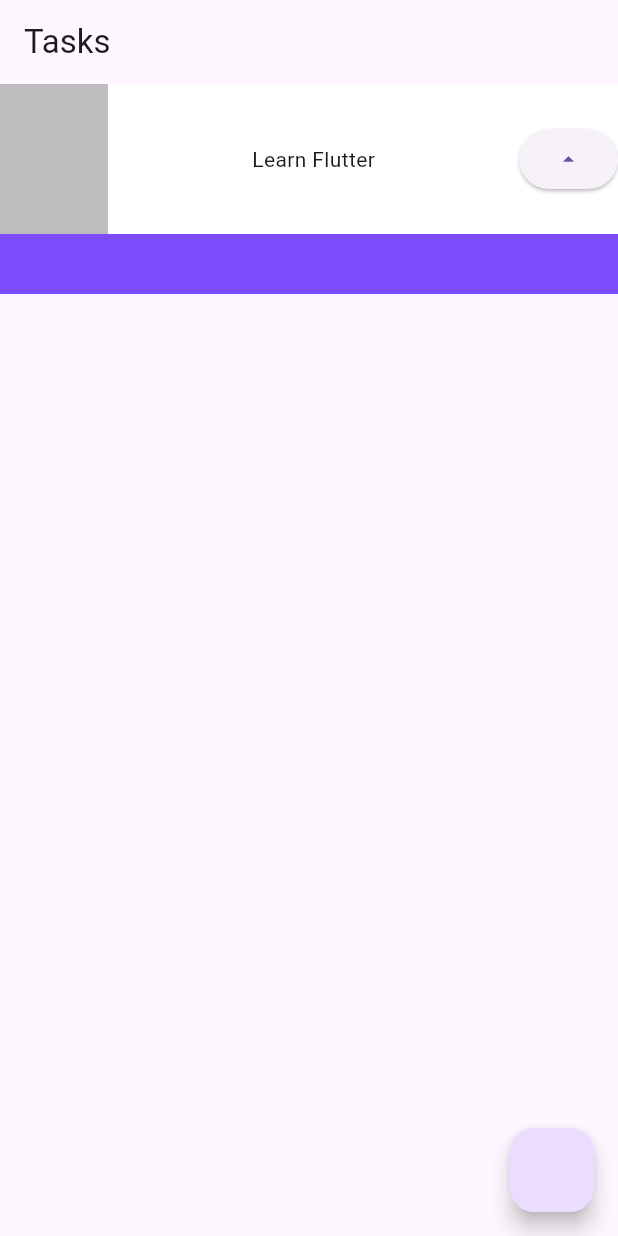
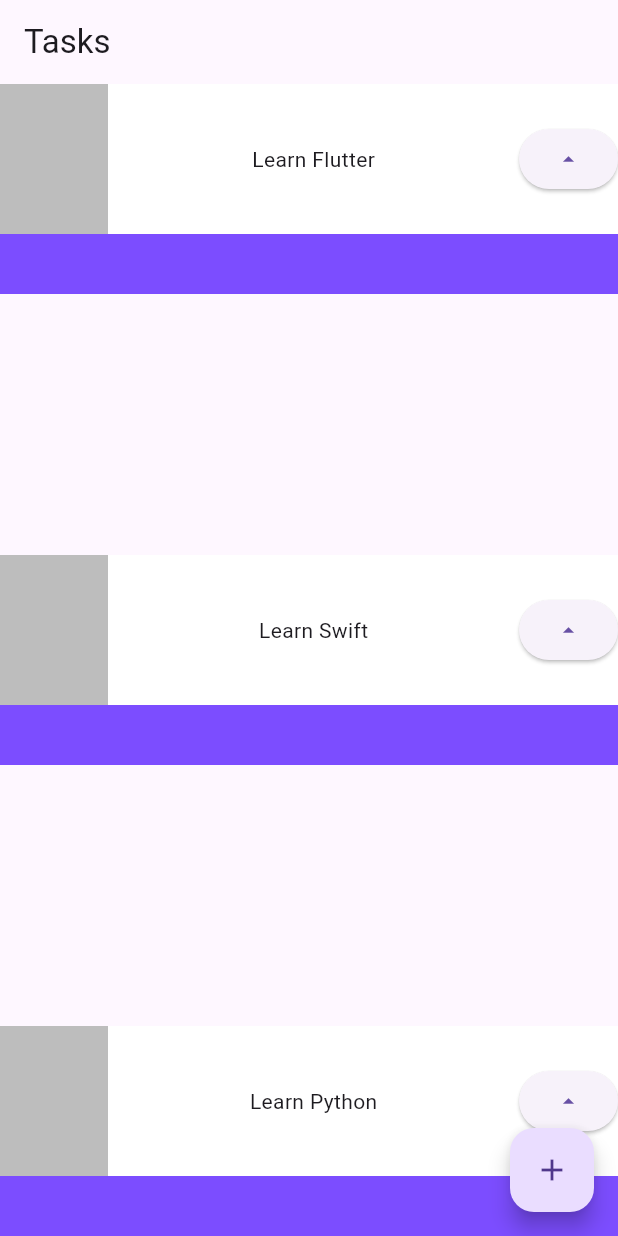
Before and after one commit to rhuancoder/rocket-todo-app, a Flutter app: the screen it shows after launch, on a phone screen of 412 x 824 dp. Run offline on Flutter 3.47's test engine with Material 3 defaults, Android fonts, the phone set to English and light mode, and no system bars.

Commit message:
feat: modularizing cards

```diff
--- a/lib/main.dart
+++ b/lib/main.dart
@@ -18,7 +18,32 @@ class MyApp extends StatelessWidget {
         appBar: AppBar(
           title: Text('Tasks'),
         ),
-        body: Container(
+        body: Column(
+          mainAxisAlignment: MainAxisAlignment.spaceBetween,
+          children: [
+            Task('Learn Flutter'),
+            Task('Learn Swift'),
+            Task('Learn Python'),
+          ],
+        ),
+        floatingActionButton: FloatingActionButton(
+          onPressed: () {},
+          child: Icon(
+            Icons.add,
+          ),
+        ),
+      ),
+    );
+  }
+}
+
+class Task extends StatelessWidget {
+  final String name;
+  const Task(this.name, {super.key});
+
+  @override
+  Widget build(BuildContext context) {
+    return Container(
       child: Stack(
         children: [
           Container(
@@ -36,18 +61,16 @@ class MyApp extends StatelessWidget {
                   width: 72,
                   height: 100,
                 ),
-                    Text('Learn Flutter'),
-                    ElevatedButton(onPressed: (){}, child: Icon(Icons.arrow_drop_up),)
+                Text(name),
+                ElevatedButton(
+                  onPressed: () {},
+                  child: Icon(Icons.arrow_drop_up),
+                )
               ],
             ),
           )
         ],
       ),
-        ),
-        floatingActionButton: FloatingActionButton(
-          onPressed: () {},
-        ),
-      ),
     );
   }
 }
```
Lines whose indentation alone changed are shown as unchanged.
